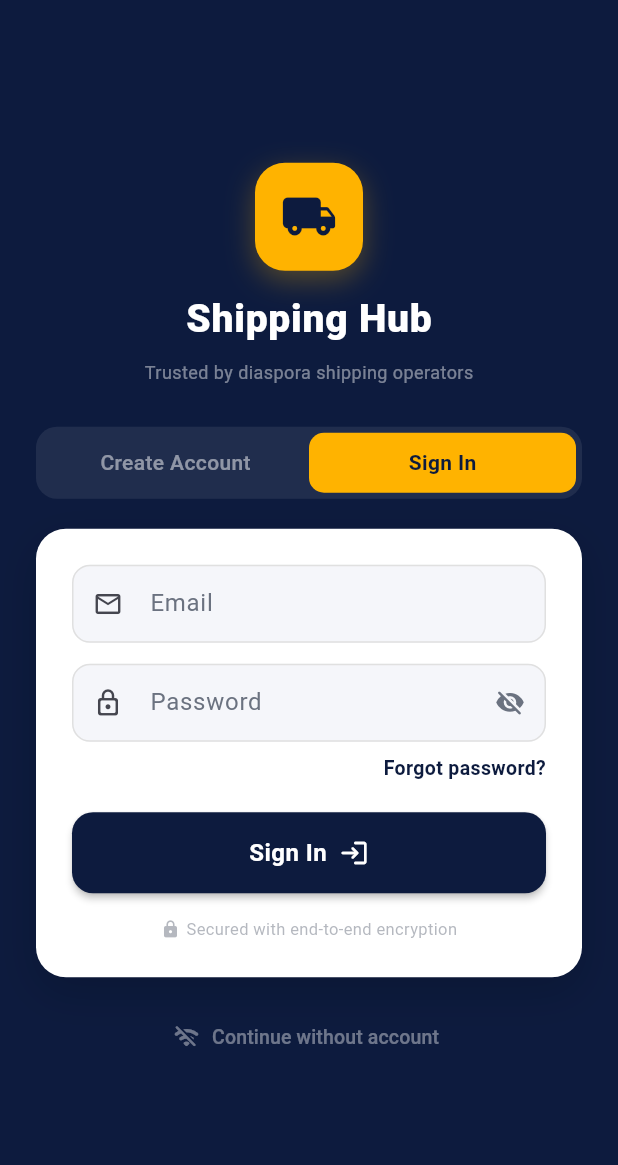
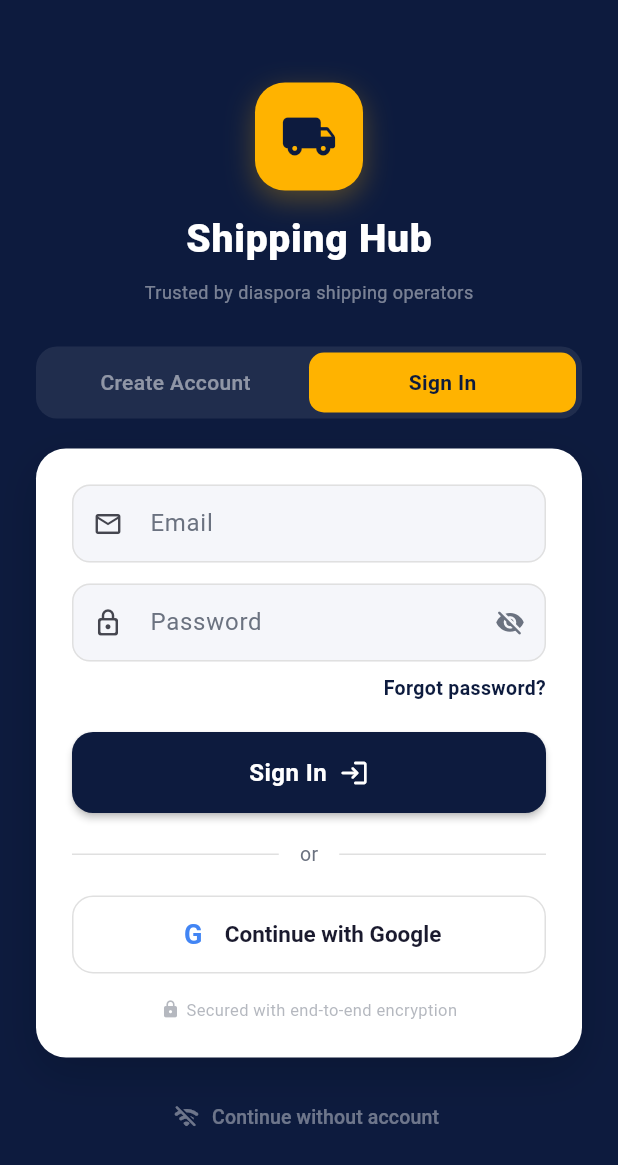
Before and after one commit to Dakiss-dev/Shipping-hub, a Flutter app: the AuthScreen screen opened directly, on a phone screen of 412 x 824 dp. Shown: the top 1165 px of the screen. Run offline on Flutter 3.47's test engine with Material 3 defaults, Android fonts, the phone set to English and light mode, and no system bars; our stand-ins replace connectivity_plus, flutter_contacts, hive_flutter, image_picker, share_plus, shared_preferences and 1 more; accounts and stored records are empty.

Commit message:
Add email verification screen + Google Sign-In button + auth flow improvements
- Beautiful 'Check your email' screen with pulsing icon and auto-polling
- Auto-checks confirmation every 3s (no manual refresh needed)
- Resend with 60s cooldown + success feedback
- Email tips section (check spam, wait, verify address)
- Google Sign-In via Supabase OAuth (web popup)
- Google users skip verification (auto-confirmed)
- Auth screen: 'or' divider + Google button below email form
- AppProvider: resendConfirmation, checkEmailConfirmation, signInWithGoogle
- SupabaseService: signInWithGoogle, isEmailConfirmed, resendConfirmationEmail, refreshSession

```diff
--- a/lib/screens/auth_screen.dart
+++ b/lib/screens/auth_screen.dart
@@ -2,6 +2,7 @@ import 'package:flutter/material.dart';
 import 'package:provider/provider.dart';
 import '../providers/app_provider.dart';
 import '../theme.dart';
+import 'verify_email_screen.dart';
 
 /// Redesigned auth screen — inspired by Stripe's clean, confidence-building signup.
 /// Key UX decisions:
@@ -30,7 +31,9 @@ class _AuthScreenState extends State<AuthScreen>
     with SingleTickerProviderStateMixin {
   late bool _isSignUp;
   bool _isLoading = false;
+  bool _isGoogleLoading = false;
   bool _obscurePassword = true;
+  bool _showVerification = false;
   final _formKey = GlobalKey<FormState>();
   final _emailController = TextEditingController();
   final _passwordController = TextEditingController();
@@ -91,13 +94,43 @@ class _AuthScreenState extends State<AuthScreen>
     if (error != null) {
       setState(() => _errorMessage = _parseError(error!));
     } else {
-      // Success!
+      // Check if email needs verification (signup flow)
+      final prov = context.read<AppProvider>();
+      if (_isSignUp && !prov.isEmailConfirmed) {
+        // Show verification screen
+        setState(() => _showVerification = true);
+      } else {
+        // Fully authenticated — proceed
+        if (widget.onAuthComplete != null) {
+          widget.onAuthComplete!();
+        } else {
+          Navigator.pop(context);
+        }
+      }
+    }
+  }
+
+  Future<void> _signInWithGoogle() async {
+    setState(() {
+      _isGoogleLoading = true;
+      _errorMessage = null;
+    });
+
+    final provider = context.read<AppProvider>();
+    final success = await provider.signInWithGoogle();
+
+    if (!mounted) return;
+    setState(() => _isGoogleLoading = false);
+
+    if (success) {
+      // Google users are auto-confirmed — skip verification
       if (widget.onAuthComplete != null) {
         widget.onAuthComplete!();
       } else {
         Navigator.pop(context);
       }
     }
+    // If not success, the OAuth popup was likely cancelled — no error needed
   }
 
   Future<void> _forgotPassword() async {
@@ -153,6 +186,31 @@ class _AuthScreenState extends State<AuthScreen>
 
   @override
   Widget build(BuildContext context) {
+    // Show verification screen if needed
+    if (_showVerification) {
+      return VerifyEmailScreen(
+        email: _emailController.text.trim(),
+        onVerified: () {
+          // Email confirmed — proceed to next step
+          if (widget.onAuthComplete != null) {
+            widget.onAuthComplete!();
+          } else {
+            Navigator.pop(context);
+          }
+        },
+        onChangeAccount: () async {
+          // Sign out and go back to auth form
+          final provider = context.read<AppProvider>();
+          await provider.signOut();
+          setState(() {
+            _showVerification = false;
+            _emailController.clear();
+            _passwordController.clear();
+          });
+        },
+      );
+    }
+
     return Scaffold(
       backgroundColor: AppColors.navy,
       body: SafeArea(
@@ -493,6 +551,78 @@ class _AuthScreenState extends State<AuthScreen>
               ),
             ),
 
+            // Divider with "or"
+            const SizedBox(height: 18),
+            Row(
+              children: [
+                Expanded(child: Divider(color: Colors.grey.shade300)),
+                Padding(
+                  padding: const EdgeInsets.symmetric(horizontal: 14),
+                  child: Text(
+                    'or',
+                    style: TextStyle(
+                      color: AppColors.textSecondary,
+                      fontSize: 13,
+                    ),
+                  ),
+                ),
+                Expanded(child: Divider(color: Colors.grey.shade300)),
+              ],
+            ),
+            const SizedBox(height: 18),
+
+            // Google Sign-In button
+            SizedBox(
+              height: 52,
+              child: OutlinedButton(
+                onPressed: _isGoogleLoading ? null : _signInWithGoogle,
+                style: OutlinedButton.styleFrom(
+                  foregroundColor: AppColors.textPrimary,
+                  side: BorderSide(color: Colors.grey.shade300),
+                  shape: RoundedRectangleBorder(
+                    borderRadius: BorderRadius.circular(14),
+                  ),
+                  backgroundColor: Colors.white,
+                ),
+                child: _isGoogleLoading
+                    ? const SizedBox(
+                        width: 22,
+                        height: 22,
+                        child: CircularProgressIndicator(strokeWidth: 2.5),
+                      )
+                    : Row(
+                        mainAxisAlignment: MainAxisAlignment.center,
+                        children: [
+                          // Google "G" logo using text (no image dependency)
+                          Container(
+                            width: 22,
+                            height: 22,
+                            decoration: BoxDecoration(
+                              borderRadius: BorderRadius.circular(4),
+                            ),
+                            child: const Text(
+                              'G',
+                              textAlign: TextAlign.center,
+                              style: TextStyle(
+                                fontSize: 18,
+                                fontWeight: FontWeight.w700,
+                                color: Color(0xFF4285F4),
+                              ),
+                            ),
+                          ),
+                          const SizedBox(width: 10),
+                          const Text(
+                            'Continue with Google',
+                            style: TextStyle(
+                              fontSize: 15,
+                              fontWeight: FontWeight.w600,
+                            ),
+                          ),
+                        ],
+                      ),
+              ),
+            ),
+
             // Security badge (builds trust — Stripe pattern)
             const SizedBox(height: 16),
             Row(
```
Also changed, not shown: lib/providers/app_provider.dart (+37 -0 lines), lib/screens/verify_email_screen.dart (added, +420 -0 lines), lib/services/supabase_service.dart (+39 -0 lines).
